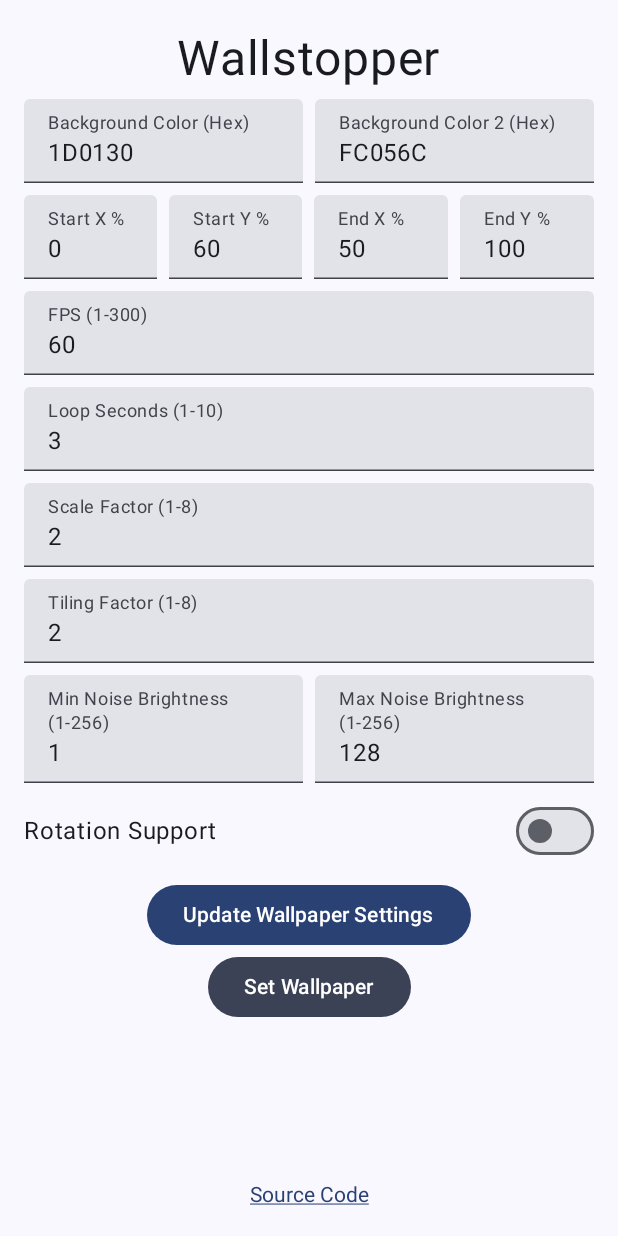
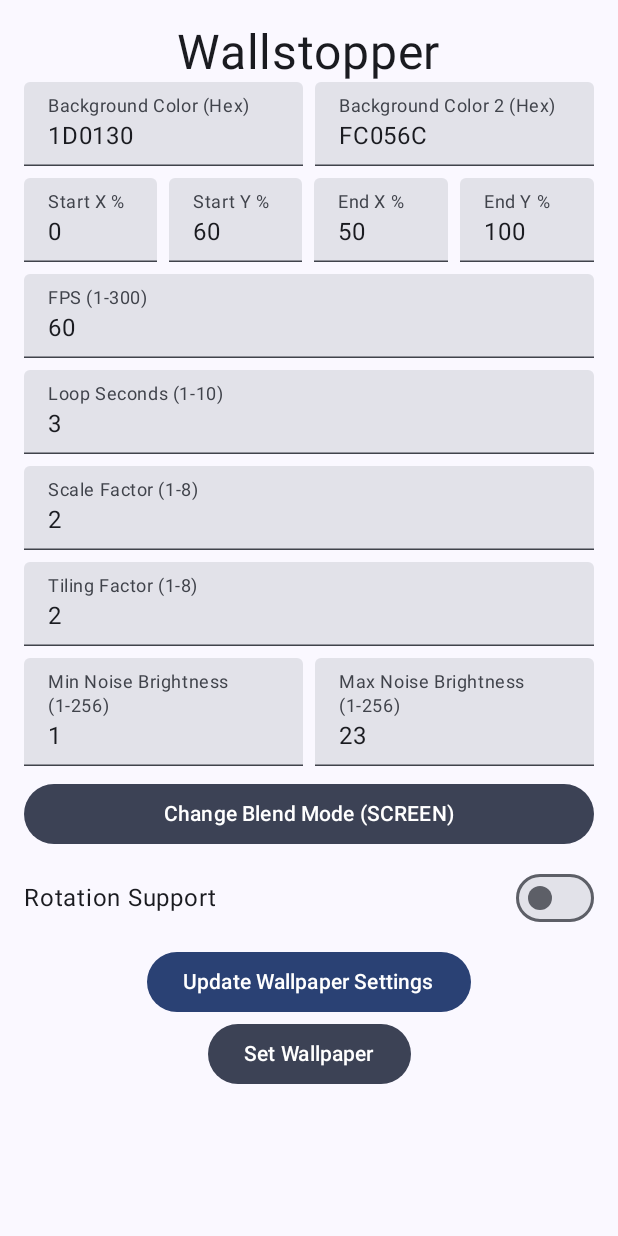
Before and after one commit to ImranR98/Wallstopper, an Android app built with Jetpack Compose: the screen it shows after launch (MainActivity), on a phone screen of 412 x 824 dp. Run offline under Robolectric (Android 15) with nearby library versions, the phone set to English and light mode, and no system bars.

Commit message:
Add support for blend modes

```diff
--- a/app/build.gradle.kts
+++ b/app/build.gradle.kts
@@ -11,8 +11,8 @@ android {
         applicationId = "dev.imranr.wallstopper"
         minSdk = 24
         targetSdk = 35
-        versionCode = 4
-        versionName = "1.1.1"
+        versionCode = 5
+        versionName = "1.1.2"
 
         testInstrumentationRunner = "androidx.test.runner.AndroidJUnitRunner"
         vectorDrawables {
--- a/app/src/main/java/dev/imranr/wallstopper/MainActivity.kt
+++ b/app/src/main/java/dev/imranr/wallstopper/MainActivity.kt
@@ -16,6 +16,7 @@ import androidx.compose.ui.text.input.TextFieldValue
 import androidx.compose.foundation.layout.*
 import androidx.compose.ui.unit.dp
 import android.graphics.Color
+import android.graphics.PorterDuff
 import androidx.compose.material3.*
 import androidx.compose.ui.Alignment
 import android.widget.Toast
@@ -28,6 +29,7 @@ import androidx.compose.foundation.text.KeyboardOptions
 import androidx.compose.ui.graphics.toArgb
 import androidx.compose.ui.semantics.Role
 import androidx.compose.ui.text.input.KeyboardType
+import androidx.compose.ui.text.toLowerCase
 import androidx.compose.ui.unit.sp
 
 class MainActivity : ComponentActivity() {
@@ -35,7 +37,7 @@ class MainActivity : ComponentActivity() {
         NoiseGenerationViewModel.getInstance() // Get the shared instance
     }
 
-    @OptIn(ExperimentalStdlibApi::class)
+    @OptIn(ExperimentalStdlibApi::class, ExperimentalMaterial3Api::class)
     override fun onCreate(savedInstanceState: Bundle?) {
         enableEdgeToEdge()
         super.onCreate(savedInstanceState)
@@ -90,6 +92,7 @@ class MainActivity : ComponentActivity() {
                     var minNoiseBrightnessInput by remember { mutableStateOf(TextFieldValue(prefs.getInt("min_noise_brightness", initMinNoiseBrightness).toString())) }
                     var maxNoiseBrightnessInput by remember { mutableStateOf(TextFieldValue(prefs.getInt("max_noise_brightness", initMaxNoiseBrightness).toString())) }
                     var rotationSupport by remember { mutableStateOf(prefs.getBoolean("rotation_support", initRotationSupport)) }
+                    var blendModeInput by remember { mutableStateOf(prefs.getString("blend_mode", initBlendMode)) }
                     Column(
                         modifier = Modifier
                             .padding(16.dp),
@@ -258,6 +261,33 @@ class MainActivity : ComponentActivity() {
                                     keyboardOptions = KeyboardOptions(keyboardType = KeyboardType.Number)
                                 )
                             }
+                            val blendModes = PorterDuff.Mode.entries
+                            var blendModeDropdownExpanded by remember { mutableStateOf(false) }
+                            Button(
+                                onClick = { blendModeDropdownExpanded = !blendModeDropdownExpanded },
+                                modifier = Modifier.fillMaxWidth(),
+                                colors = ButtonDefaults.buttonColors(
+                                    containerColor = MaterialTheme.colorScheme.secondary
+                                ),
+                            ) {
+                                Text(text = "Change Blend Mode (${blendModeInput})")
+                            }
+                            // Dropdown menu
+                            DropdownMenu(
+                                expanded = blendModeDropdownExpanded,
+                                onDismissRequest = { blendModeDropdownExpanded = false },
+                                modifier = Modifier.fillMaxWidth()
+                            ) {
+                                blendModes.forEach { mode ->
+                                    DropdownMenuItem(
+                                        text = { Text(mode.name) },
+                                        onClick = {
+                                            blendModeInput = mode.name
+                                            blendModeDropdownExpanded = false // Close the dropdown after selection
+                                        }
+                                    )
+                                }
+                            }
                             val interactionSource = remember { MutableInteractionSource() }
                             Row(
                                 modifier = Modifier
@@ -348,6 +378,7 @@ class MainActivity : ComponentActivity() {
                                                 putInt("min_noise_brightness", minNoiseBrightness)
                                                 putInt("max_noise_brightness", maxNoiseBrightness)
                                                 putBoolean("rotation_support", rotationSupport)
+                                                putString("blend_mode", blendModeInput)
                                                 apply()
                                             }
                                             Toast.makeText(
--- a/app/src/main/java/dev/imranr/wallstopper/MyWallpaperService.kt
+++ b/app/src/main/java/dev/imranr/wallstopper/MyWallpaperService.kt
@@ -24,7 +24,8 @@ const val initLoopSeconds = 3
 const val initScaleFactor = 2
 const val initTilingFactor = 2
 const val initMinNoiseBrightness = 1
-const val initMaxNoiseBrightness = 128
+const val initMaxNoiseBrightness = 23
+var initBlendMode = PorterDuff.Mode.SCREEN.name
 const val initRotationSupport = false
 
 class NoiseGenerationViewModel : ViewModel() {
@@ -73,11 +74,11 @@ class MyWallpaperService : WallpaperService() {
         private var rotationSupport = prefs.getBoolean("rotation_support", initRotationSupport)
         private var minNoiseBrightness = prefs.getInt("min_noise_brightness", initMinNoiseBrightness)
         private var maxNoiseBrightness = prefs.getInt("max_noise_brightness", initMaxNoiseBrightness)
+        private var blendMode = prefs.getString("blend_mode", initBlendMode)
         private var noiseFrames = arrayOfNulls<Bitmap>(loopSeconds * fps)
 
         init {
             prefs.registerOnSharedPreferenceChangeListener(this)
-            noisePaint.setXfermode(PorterDuffXfermode(PorterDuff.Mode.OVERLAY))
         }
 
         private val noiseGenerationViewModel: NoiseGenerationViewModel by lazy {
@@ -166,6 +167,9 @@ class MyWallpaperService : WallpaperService() {
                     "max_noise_brightness" -> {
                         maxNoiseBrightness = sharedPreferences.getInt("max_noise_brightness", initMaxNoiseBrightness)
                     }
+                    "blend_mode" -> {
+                        blendMode = sharedPreferences.getString("blend_mode", initBlendMode)
+                    }
                     "rotation_support" -> {
                         rotationSupport = sharedPreferences.getBoolean("rotation_support", initRotationSupport)
                     }
@@ -222,7 +226,9 @@ class MyWallpaperService : WallpaperService() {
             return noiseBitmap
         }
 
+        @OptIn(ExperimentalStdlibApi::class)
         private fun generateNoiseFrames() {
+            noisePaint.setXfermode(PorterDuffXfermode(PorterDuff.Mode.entries.find { it.name == blendMode }))
             var wallpaperTileWidth = wallpaperWidth / (tilingFactor * scaleFactor)
             var wallpaperTileHeight = wallpaperHeight / (tilingFactor * scaleFactor)
             if (rotationSupport) {
@@ -294,11 +300,9 @@ class MyWallpaperService : WallpaperService() {
             var canvas: Canvas? = null
             try {
                 canvas = holder.lockCanvas()
-
                 if (canvas != null) {
                     // Draw the background gradient
                     drawGradientBackground(canvas, if (rotationSupport) wallpaperLength else wallpaperWidth , if (rotationSupport) wallpaperLength else wallpaperHeight, backgroundColor, backgroundSecondaryColor, startXPct.toFloat(), startYPct.toFloat(), endXPct.toFloat(), endYPct.toFloat())
-
                     // Overlay the current noise frame if it exists
                     if (currentFrameIndex < noiseFrames.size) {
                         noiseFrames[currentFrameIndex]?.let {
```
